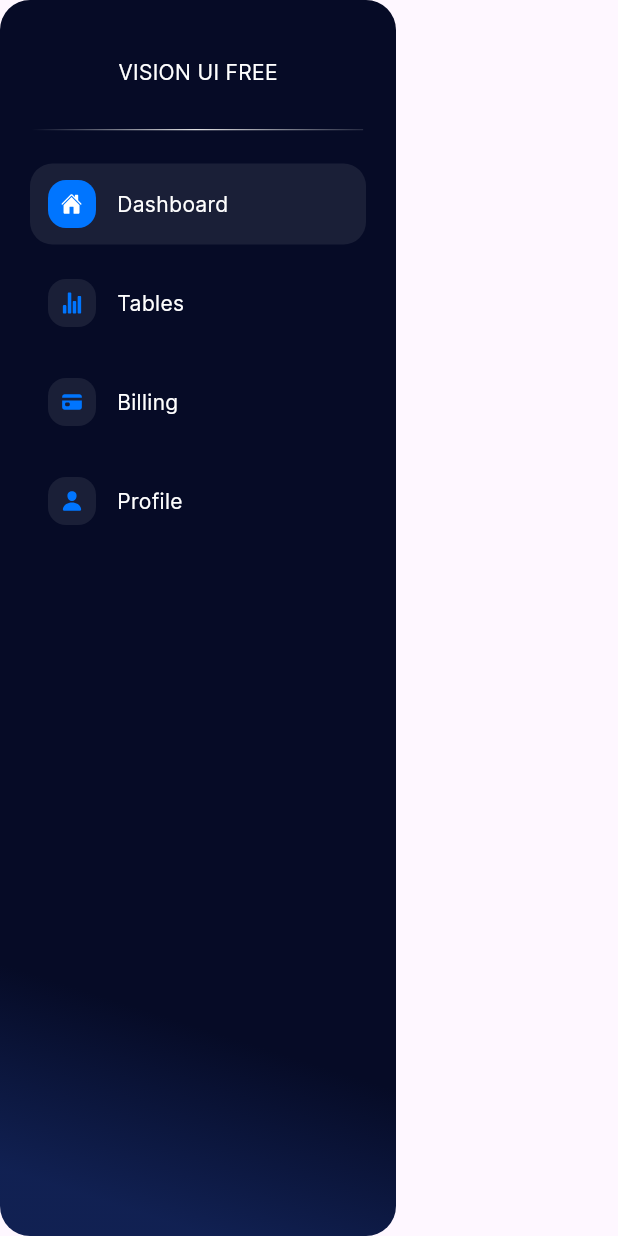
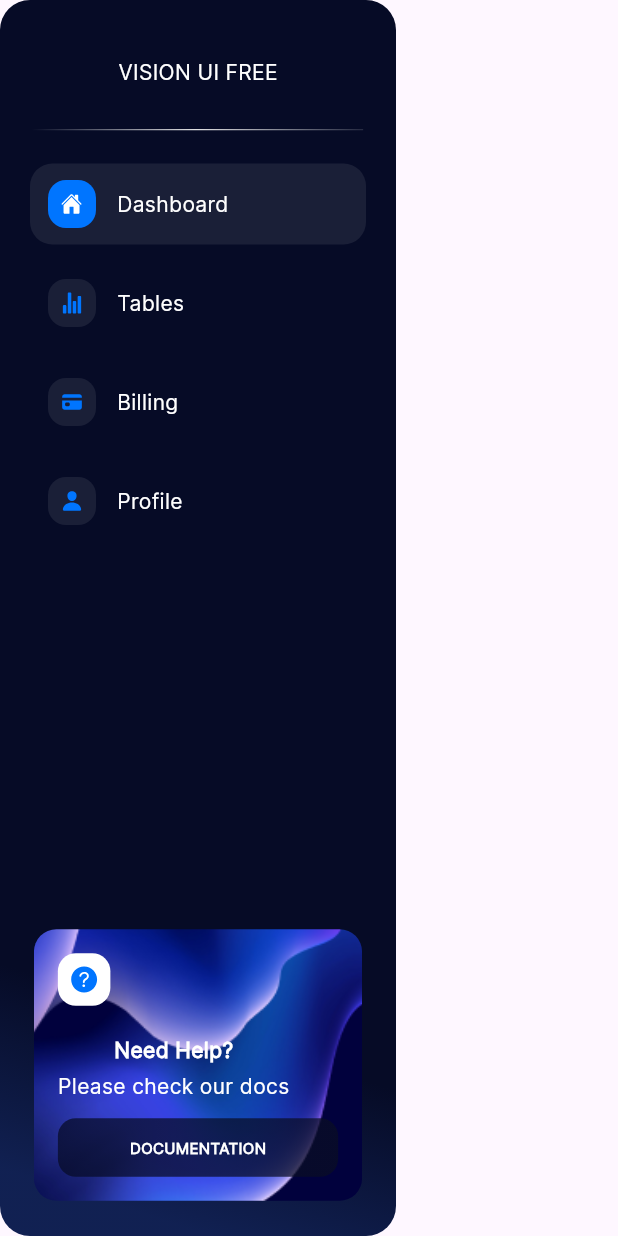
Before and after one commit to MohamedAbdelmaboud/vision_ui, a Flutter app: the screen it shows after launch, on a phone screen of 412 x 824 dp. Run offline on Flutter 3.47's test engine with Material 3 defaults, Android fonts, the phone set to English and light mode, and no system bars; our stand-ins replace flutter_svg, gap.

Commit message:
- Refactor code to prefer relative imports - Drawer done !

```diff
--- a/analysis_options.yaml
+++ b/analysis_options.yaml
@@ -21,7 +21,7 @@ linter:
   # `// ignore_for_file: name_of_lint` syntax on the line or in the file
   # producing the lint.
   rules:
-    # avoid_print: false  # Uncomment to disable the `avoid_print` rule
+    prefer_relative_imports: true  # Uncomment to disable the `avoid_print` rule
     # prefer_single_quotes: true  # Uncomment to enable the `prefer_single_quotes` rule
 
 # Additional information about this file can be found at
--- a/lib/core/utils/app_images.dart
+++ b/lib/core/utils/app_images.dart
@@ -17,6 +17,10 @@ class Assets {
   /// Assets for assetsImagesHelp
   /// assets/images/help.svg
   static const String assetsImagesHelp = "assets/images/help.svg";
+
+  /// Assets for assetsImagesHelpBackground
+  /// assets/images/help_background.png
+  static const String assetsImagesHelpBackground = "assets/images/help_background.png";
 
   /// Assets for assetsImagesHome
   /// assets/images/home.svg
--- /dev/null
+++ b/lib/core/widgets/custom_drawer.dart
@@ -0,0 +1,32 @@
+import 'drawer_body.dart';
+import 'package:flutter/material.dart';
+
+class CustomDrawer extends StatelessWidget {
+  const CustomDrawer({
+    super.key,
+  });
+
+  @override
+  Widget build(BuildContext context) {
+    return Container(
+      width: 264,
+      decoration: buildDrawerDecoration(),
+      child: const DrawerBody(),
+    );
+  }
+
+  BoxDecoration buildDrawerDecoration() {
+    return BoxDecoration(
+      borderRadius: BorderRadius.circular(20),
+      gradient: LinearGradient(
+        begin: Alignment.topRight,
+        end: Alignment.bottomLeft,
+        colors: [
+          const Color(0xFF060B26),
+          const Color(0xFF0E1E50).withOpacity(0.99),
+        ],
+        stops: const [0.8, 0.95], // TODO: Check this or remove
+      ),
+    );
+  }
+}
--- /dev/null
+++ b/lib/core/widgets/drawer_body.dart
@@ -0,0 +1,36 @@
+import '../../features/dashboard/ui/widgets/dashboard_items_list.dart';
+import '../../features/dashboard/ui/widgets/help_widget.dart';
+import '../utils/app_images.dart';
+import '../utils/app_styles.dart';
+import 'package:flutter/material.dart';
+import 'package:flutter_svg/flutter_svg.dart';
+import 'package:gap/gap.dart';
+
+class DrawerBody extends StatelessWidget {
+  const DrawerBody({
+    super.key,
+  });
+
+  @override
+  Widget build(BuildContext context) {
+    return Padding(
+      padding: const EdgeInsets.symmetric(horizontal: 20),
+      child: Column(
+        children: [
+          const Gap(38),
+          Text(
+            'VISION UI FREE',
+            style: AppStyles.medium14,
+          ),
+          const Gap(28),
+          SvgPicture.asset(Assets.assetsImagesVector),
+          const Gap(22),
+          const DashboardItemsList(),
+          const Spacer(),
+          const HelpWidget(),
+          const Gap(23.5)
+        ],
+      ),
+    );
+  }
+}
--- /dev/null
+++ b/lib/features/dashboard/ui/views/dashboard_view.dart
@@ -0,0 +1,27 @@
+import 'package:flutter/material.dart';
+import 'package:gap/gap.dart';
+
+import '../../../../core/widgets/custom_drawer.dart';
+
+class DashboardView extends StatelessWidget {
+  const DashboardView({super.key});
+
+  @override
+  Widget build(BuildContext context) {
+    return const Scaffold(
+      body: Row(
+        children: [
+          CustomDrawer(),
+          Gap(24),
+          Column(children: [
+            Row(
+              children: [
+
+              ],
+            )
+          ])
+        ],
+      ),
+    );
+  }
+}
--- a/lib/features/dashboard/ui/views/dashborad_view.dart
+++ /dev/null
@@ -1,51 +0,0 @@
-import 'package:flutter/material.dart';
-import 'package:flutter_svg/flutter_svg.dart';
-import 'package:gap/gap.dart';
-import 'package:vision_ui/core/utils/app_images.dart';
-import 'package:vision_ui/core/utils/app_styles.dart';
-import 'package:vision_ui/features/dashboard/ui/widgets/dashboard_items_list.dart';
-
-class DashboradView extends StatelessWidget {
-  const DashboradView({super.key});
-
-  @override
-  Widget build(BuildContext context) {
-    return Scaffold(
-      body: Row(
-        children: [
-          Container(
-            width: 264,
-            decoration: BoxDecoration(
-              borderRadius: BorderRadius.circular(20),
-              gradient: LinearGradient(
-                begin: Alignment.topRight,
-                end: Alignment.bottomLeft,
-                colors: [
-                  const Color(0xFF060B26),
-                  const Color(0xFF0E1E50).withOpacity(0.99),
-                ],
-                stops: const [0.8, 0.95], // TODO: Check this or remove
-              ),
-            ),
-            child: Padding(
-              padding: const EdgeInsets.symmetric(horizontal: 20),
-              child: Column(
-                children: [
-                  const Gap(38),
-                  Text(
-                    'VISION UI FREE',
-                    style: AppStyles.medium14,
-                  ),
-                  const Gap(28),
-                  SvgPicture.asset(Assets.assetsImagesVector),
-                  const Gap(22),
-                  const DashboardItemsList()
-                ],
-              ),
-            ),
-          ),
-        ],
-      ),
-    );
-  }
-}
--- /dev/null
+++ b/lib/features/dashboard/ui/widgets/help_widget.dart
@@ -0,0 +1,40 @@
+import 'package:flutter/material.dart';
+import 'package:gap/gap.dart';
+
+import '../../../../core/utils/app_images.dart';
+import 'help_widget_button.dart';
+import 'help_widget_icon.dart';
+import 'help_widget_text.dart';
+
+class HelpWidget extends StatelessWidget {
+  const HelpWidget({
+    super.key,
+  });
+
+  @override
+  Widget build(BuildContext context) {
+    return Container(
+      padding: const EdgeInsets.all(16),
+      decoration: BoxDecoration(
+        image: const DecorationImage(
+          image: AssetImage(
+            Assets.assetsImagesHelpBackground,
+          ),
+          fit: BoxFit.cover,
+        ),
+        borderRadius: BorderRadius.circular(15),
+      ),
+      child: const Column(
+        crossAxisAlignment: CrossAxisAlignment.start,
+        children: [
+          HelpWidgetIcon(),
+          Gap(20),
+          HelpWidgetText(),
+          //11.5
+          Gap(11.5),
+          HelpWidgetButton(),
+        ],
+      ),
+    );
+  }
+}
--- /dev/null
+++ b/lib/features/dashboard/ui/widgets/help_widget_button.dart
@@ -0,0 +1,33 @@
+import '../../../../core/utils/app_styles.dart';
+import 'package:flutter/material.dart';
+
+class HelpWidgetButton extends StatelessWidget {
+  const HelpWidgetButton({
+    super.key,
+  });
+
+  @override
+  Widget build(BuildContext context) {
+    return Container(
+      padding: const EdgeInsets.symmetric(
+        horizontal: 48,
+        vertical: 12.5,
+      ),
+      decoration: BoxDecoration(
+        borderRadius: BorderRadius.circular(12),
+        gradient: LinearGradient(
+          begin: Alignment.topLeft,
+          end: Alignment.bottomRight,
+          colors: [
+            const Color(0xFF060B28).withOpacity(0.74),
+            const Color(0xFF0A0E23).withOpacity(0.72),
+          ],
+        ),
+      ),
+      child: Text(
+        'DOCUMENTATION',
+        style: AppStyles.bold10,
+      ),
+    );
+  }
+}
--- /dev/null
+++ b/lib/features/dashboard/ui/widgets/help_widget_icon.dart
@@ -0,0 +1,25 @@
+import '../../../../core/utils/app_images.dart';
+import 'package:flutter/material.dart';
+import 'package:flutter_svg/flutter_svg.dart';
+
+class HelpWidgetIcon extends StatelessWidget {
+  const HelpWidgetIcon({
+    super.key,
+  });
+
+  @override
+  Widget build(BuildContext context) {
+    return Container(
+      padding: const EdgeInsets.all(5.5),
+      height: 35,
+      width: 35,
+      decoration: BoxDecoration(
+        borderRadius: BorderRadius.circular(12),
+        color: Colors.white,
+      ),
+      child: SvgPicture.asset(
+        Assets.assetsImagesHelp,
+      ),
+    );
+  }
+}
--- /dev/null
+++ b/lib/features/dashboard/ui/widgets/help_widget_text.dart
@@ -0,0 +1,26 @@
+import '../../../../core/utils/app_styles.dart';
+import 'package:flutter/material.dart';
+import 'package:gap/gap.dart';
+
+class HelpWidgetText extends StatelessWidget {
+  const HelpWidgetText({
+    super.key,
+  });
+
+  @override
+  Widget build(BuildContext context) {
+    return Column(
+      children: [
+        Text(
+          'Need Help?',
+          style: AppStyles.bold14,
+        ),
+        const Gap(3.5),
+        Text(
+          'Please check our docs',
+          style: AppStyles.medium14,
+        ),
+      ],
+    );
+  }
+}
--- a/lib/main.dart
+++ b/lib/main.dart
@@ -1,6 +1,7 @@
 import 'package:flutter/material.dart';
-import 'package:vision_ui/core/helper/custom_scroll_behavior.dart';
-import 'package:vision_ui/features/dashboard/ui/views/dashborad_view.dart';
+
+import 'core/helper/custom_scroll_behavior.dart';
+import 'features/dashboard/ui/views/dashboard_view.dart';
 
 void main() {
   runApp(const MyApp());
@@ -15,7 +16,7 @@ class MyApp extends StatelessWidget {
     return MaterialApp(
       title: 'Vision UI',
       scrollBehavior: CustomScrollBehavior(),
-      home: const DashboradView(),
+      home: const DashboardView(),
     );
   }
 }
```
Also changed, not shown: assets/images/help_background.png (added).
